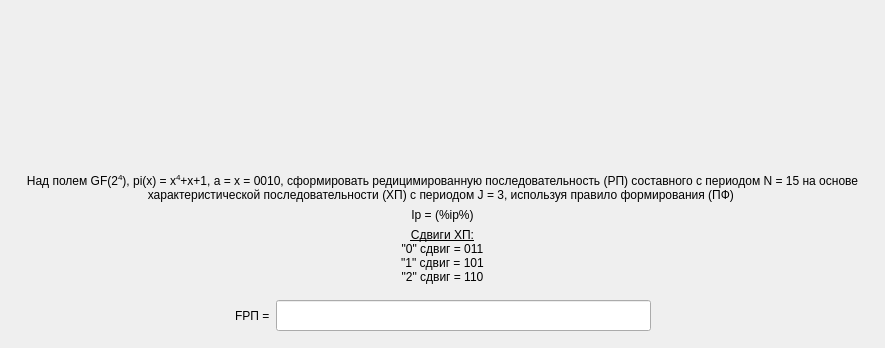
This is task/screentask9.ui in bukhmastov/fpsp as Qt 5 draws it before an edit; both pictures show x 0 to 885 and y 0 to 348 of the 885 by 505 pixel window. The edited form follows.
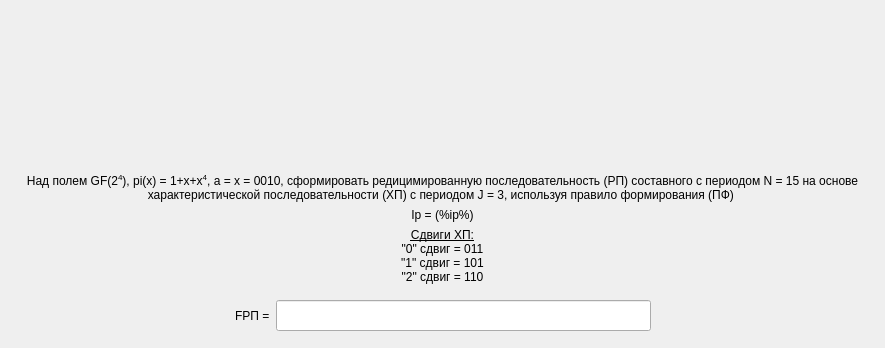
This is the edited form.

```diff
--- a/task/screentask9.ui
+++ b/task/screentask9.ui
@@ -47,7 +47,7 @@
         <string notr="true">font: 75 16pt &quot;MS Shell Dlg 2&quot;;</string>
        </property>
        <property name="text">
-        <string>Над полем GF(2&lt;sup&gt;4&lt;/sup&gt;), pi(x) = x&lt;sup&gt;4&lt;/sup&gt;+x+1, a = x = 0010, сформировать редицимированную последовательность (РП) составного с периодом N = 15 на основе характеристической последовательности (ХП) с периодом J = 3, используя правило формирования (ПФ) 
+        <string>Над полем GF(2&lt;sup&gt;4&lt;/sup&gt;), pi(x) = 1+x+x&lt;sup&gt;4&lt;/sup&gt;, a = x = 0010, сформировать редицимированную последовательность (РП) составного с периодом N = 15 на основе характеристической последовательности (ХП) с периодом J = 3, используя правило формирования (ПФ) 
 </string>
        </property>
        <property name="alignment">
```
